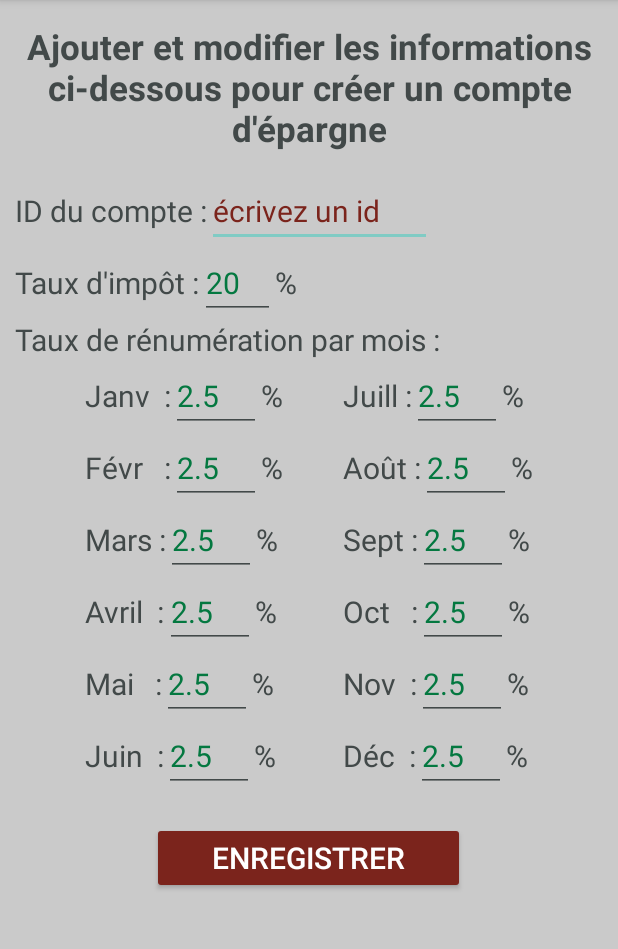
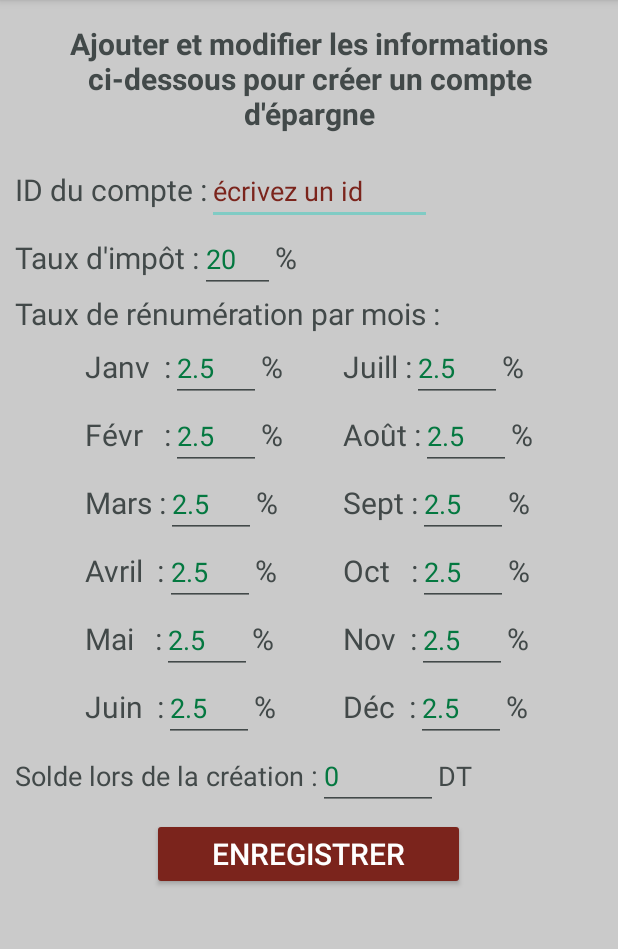
Before and after one commit to ElyesBerriri/Finance, an Android app: the NewEpargneActivity screen opened directly, with no data from a screen before it, on a phone screen of 412 x 824 dp, the part 84-1033 px from its top. Run offline under Robolectric (Android 15) with nearby library versions, the phone set to English and light mode, and no system bars; our stand-ins replace Firebase (no records; nobody signed in at launch, a user with empty details on screens opened directly).

Commit message:
v3
Initialization du solde

```diff
--- a/app/src/main/java/com/example/finance/NewEpargneActivity.java
+++ b/app/src/main/java/com/example/finance/NewEpargneActivity.java
@@ -69,13 +69,16 @@ public class NewEpargneActivity extends AppCompatActivity {
         EditText e13 = (EditText) findViewById(R.id.dec);
         float dec = Float.parseFloat(e13.getText().toString().trim());
 
+        EditText e14 = findViewById(R.id.solde_input);
+        float solde = Float.parseFloat(e14.getText().toString().trim());
+
         reference = FirebaseDatabase.getInstance().getReference("comptes");
 
         if(id.equals("")){
             Toast.makeText(NewEpargneActivity.this,"Tu dois donner un id au compte !",Toast.LENGTH_SHORT).show();
         }
         else{
-            Compte compte = new Compte(id,impot,jan,fev,mars,avr,mai,juin,juil,aout,sep,oct,nov,dec);
+            Compte compte = new Compte(id,solde,impot,jan,fev,mars,avr,mai,juin,juil,aout,sep,oct,nov,dec);
             reference.child(id).setValue(compte).addOnCompleteListener(new OnCompleteListener<Void>() {
                 @Override
                 public void onComplete(@NonNull Task<Void> task) {
--- a/app/src/main/res/layout/activity_new_epargne.xml
+++ b/app/src/main/res/layout/activity_new_epargne.xml
@@ -18,7 +18,7 @@
             android:padding="15dp"
             android:text="Ajouter et modifier les informations ci-dessous pour créer un compte d'épargne"
             android:textAlignment="center"
-            android:textSize="23sp"
+            android:textSize="20sp"
             android:textStyle="bold" />
 
         <LinearLayout
@@ -39,7 +39,7 @@
                 android:layout_height="wrap_content"
                 android:hint="écrivez un id"
                 android:inputType="text"
-                android:textSize="20sp" />
+                android:textSize="18sp" />
         </LinearLayout>
 
         <LinearLayout
@@ -60,7 +60,7 @@
                 android:layout_height="wrap_content"
                 android:inputType="numberDecimal"
                 android:text="20"
-                android:textSize="20sp" />
+                android:textSize="18sp" />
 
             <TextView
                 android:layout_width="wrap_content"
@@ -106,7 +106,7 @@
                         android:layout_height="wrap_content"
                         android:inputType="numberDecimal"
                         android:text="2.5"
-                        android:textSize="20sp" />
+                        android:textSize="18sp" />
 
                     <TextView
                         android:layout_width="wrap_content"
@@ -132,7 +132,7 @@
                         android:layout_height="wrap_content"
                         android:inputType="numberDecimal"
                         android:text="2.5"
-                        android:textSize="20sp" />
+                        android:textSize="18sp" />
 
                     <TextView
                         android:layout_width="wrap_content"
@@ -158,7 +158,7 @@
                         android:layout_height="wrap_content"
                         android:inputType="numberDecimal"
                         android:text="2.5"
-                        android:textSize="20sp" />
+                        android:textSize="18sp" />
 
                     <TextView
                         android:layout_width="wrap_content"
@@ -184,7 +184,7 @@
                         android:layout_height="wrap_content"
                         android:inputType="numberDecimal"
                         android:text="2.5"
-                        android:textSize="20sp" />
+                        android:textSize="18sp" />
 
                     <TextView
                         android:layout_width="wrap_content"
@@ -210,7 +210,7 @@
                         android:layout_height="wrap_content"
                         android:inputType="numberDecimal"
                         android:text="2.5"
-                        android:textSize="20sp" />
+                        android:textSize="18sp" />
 
                     <TextView
                         android:layout_width="wrap_content"
@@ -236,7 +236,7 @@
                         android:layout_height="wrap_content"
                         android:inputType="numberDecimal"
                         android:text="2.5"
-                        android:textSize="20sp" />
+                        android:textSize="18sp" />
 
                     <TextView
                         android:layout_width="wrap_content"
@@ -271,7 +271,7 @@
                         android:layout_height="wrap_content"
                         android:inputType="numberDecimal"
                         android:text="2.5"
-                        android:textSize="20sp" />
+                        android:textSize="18sp" />
 
                     <TextView
                         android:layout_width="wrap_content"
@@ -297,7 +297,7 @@
                         android:layout_height="wrap_content"
                         android:inputType="numberDecimal"
                         android:text="2.5"
-                        android:textSize="20sp" />
+                        android:textSize="18sp" />
 
                     <TextView
                         android:layout_width="wrap_content"
@@ -323,7 +323,7 @@
                         android:layout_height="wrap_content"
                         android:inputType="numberDecimal"
                         android:text="2.5"
-                        android:textSize="20sp" />
+                        android:textSize="18sp" />
 
                     <TextView
                         android:layout_width="wrap_content"
@@ -349,7 +349,7 @@
                         android:layout_height="wrap_content"
                         android:inputType="numberDecimal"
                         android:text="2.5"
-                        android:textSize="20sp" />
+                        android:textSize="18sp" />
 
                     <TextView
                         android:layout_width="wrap_content"
@@ -375,7 +375,7 @@
                         android:layout_height="wrap_content"
                         android:inputType="numberDecimal"
                         android:text="2.5"
-                        android:textSize="20sp" />
+                        android:textSize="18sp" />
 
                     <TextView
                         android:layout_width="wrap_content"
@@ -401,7 +401,7 @@
                         android:layout_height="wrap_content"
                         android:inputType="numberDecimal"
                         android:text="2.5"
-                        android:textSize="20sp" />
+                        android:textSize="18sp" />
 
                     <TextView
                         android:layout_width="wrap_content"
@@ -413,17 +413,43 @@
             </LinearLayout>
         </LinearLayout>
 
+        <LinearLayout
+            android:layout_width="match_parent"
+            android:layout_height="wrap_content"
+            android:orientation="horizontal"
+            android:paddingHorizontal="10dp">
+
+            <TextView
+                android:layout_width="wrap_content"
+                android:layout_height="wrap_content"
+                android:text="Solde lors de la création :"
+                android:textSize="18sp" />
+
+            <EditText
+                android:id="@+id/solde_input"
+                android:layout_width="80dp"
+                android:layout_height="wrap_content"
+                android:text="0"
+                android:inputType="numberDecimal"
+                android:textSize="18sp" />
+
+            <TextView
+                android:layout_width="wrap_content"
+                android:layout_height="wrap_content"
+                android:text="DT"
+                android:textSize="18sp" />
+        </LinearLayout>
+
         <Button
             android:layout_width="wrap_content"
             android:layout_height="wrap_content"
             android:layout_gravity="center"
-            android:layout_marginTop="20dp"
+            android:layout_marginTop="5dp"
             android:clickable="true"
             android:onClick="addCompte"
             android:paddingHorizontal="40dp"
             android:paddingVertical="10dp"
             android:text="Enregistrer"
             android:textSize="20sp" />
-
     </LinearLayout>
 </RelativeLayout>
```
Also changed, not shown: app/src/main/java/com/example/finance/Compte.java (+7 -5 lines), app/src/main/java/com/example/finance/SuivieActivity.java (+27 -2 lines), app/src/main/res/layout/activity_suivie.xml (+20 -0 lines).
